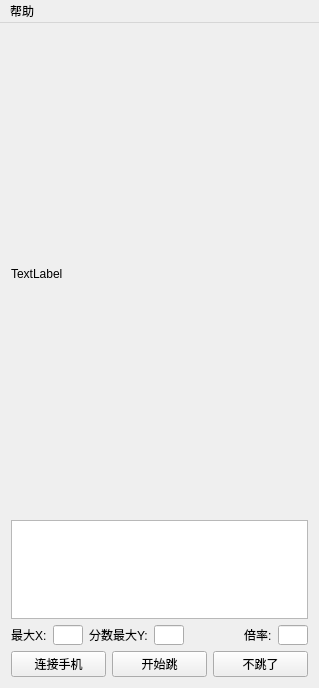
Before: the Qt Designer form mainwindow.ui in dengxinggao/OpencvQtTiaoyiTiaoHelp, drawn with Qt 5.
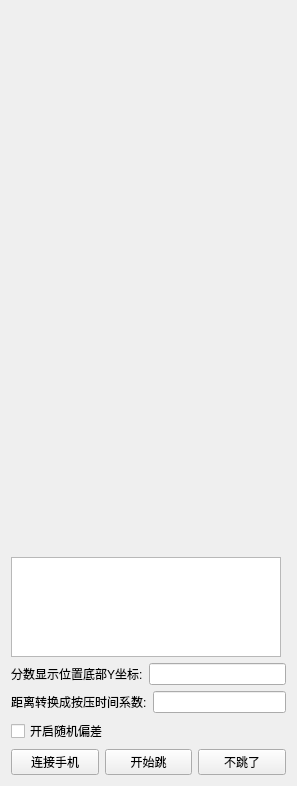
After: the same form once the commit is applied. Icons and pictures are not drawn.

Commit message:
引入多线程，优化算法，加入目标点随机偏差功能
引入多线程，优化算法，加入目标点随机偏差功能

Patch:
```diff
--- a/mainwindow.ui
+++ b/mainwindow.ui
@@ -6,8 +6,8 @@
    <rect>
     <x>0</x>
     <y>0</y>
-    <width>319</width>
-    <height>688</height>
+    <width>297</width>
+    <height>773</height>
    </rect>
   </property>
   <property name="windowTitle">
@@ -20,127 +20,65 @@
       <property name="minimumSize">
        <size>
         <width>270</width>
-        <height>480</height>
+        <height>540</height>
        </size>
       </property>
       <property name="maximumSize">
        <size>
         <width>270</width>
-        <height>480</height>
+        <height>540</height>
        </size>
       </property>
       <property name="text">
-       <string>TextLabel</string>
+       <string/>
       </property>
      </widget>
     </item>
     <item>
      <widget class="QTextBrowser" name="textBrowser">
+      <property name="minimumSize">
+       <size>
+        <width>270</width>
+        <height>100</height>
+       </size>
+      </property>
       <property name="maximumSize">
        <size>
-        <width>16777215</width>
+        <width>270</width>
         <height>100</height>
        </size>
       </property>
      </widget>
     </item>
     <item>
-     <layout class="QHBoxLayout" name="horizontalLayout_2">
+     <layout class="QHBoxLayout" name="horizontalLayout_3">
       <item>
        <widget class="QLabel" name="label_2">
-        <property name="maximumSize">
-         <size>
-          <width>40</width>
-          <height>16777215</height>
-         </size>
-        </property>
         <property name="text">
-         <string>最大X:</string>
-        </property>
-       </widget>
-      </item>
-      <item>
-       <widget class="QLineEdit" name="lineEdit_MaxX">
-        <property name="maximumSize">
-         <size>
-          <width>30</width>
-          <height>20</height>
-         </size>
-        </property>
-        <property name="toolTip">
-         <string>&lt;html&gt;&lt;head/&gt;&lt;body&gt;&lt;p&gt;分辨率X值，比如分辨率1080*1920，此处填1080&lt;/p&gt;&lt;/body&gt;&lt;/html&gt;</string>
-        </property>
-        <property name="whatsThis">
-         <string>&lt;html&gt;&lt;head/&gt;&lt;body&gt;&lt;p&gt;&lt;br/&gt;&lt;/p&gt;&lt;/body&gt;&lt;/html&gt;</string>
-        </property>
-        <property name="text">
-         <string/>
-        </property>
-       </widget>
-      </item>
-      <item>
-       <widget class="QLabel" name="label_4">
-        <property name="maximumSize">
-         <size>
-          <width>70</width>
-          <height>16777215</height>
-         </size>
-        </property>
-        <property name="text">
-         <string>分数最大Y:</string>
+         <string>分数显示位置底部Y坐标:</string>
         </property>
        </widget>
       </item>
       <item>
        <widget class="QLineEdit" name="lineEdit_Feny">
-        <property name="maximumSize">
-         <size>
-          <width>30</width>
-          <height>20</height>
-         </size>
-        </property>
         <property name="toolTip">
-         <string>&lt;html&gt;&lt;head/&gt;&lt;body&gt;&lt;p&gt;显示分数位置的底部Y值&lt;/p&gt;&lt;p&gt;从游戏截图中找&lt;br/&gt;&lt;/p&gt;&lt;p&gt;&lt;img src=&quot;:/imge/screen.png&quot;/&gt;&lt;/p&gt;&lt;/body&gt;&lt;/html&gt;</string>
-        </property>
-        <property name="text">
-         <string/>
+         <string>&lt;html&gt;&lt;head/&gt;&lt;body&gt;&lt;p&gt;该值为分数显示位置底部的Y坐标&lt;/p&gt;&lt;p&gt;用画图程序打开截图就能找出&lt;/p&gt;&lt;p&gt;&lt;img src=&quot;:/imge/help.png&quot;/&gt;&lt;/p&gt;&lt;/body&gt;&lt;/html&gt;</string>
         </property>
        </widget>
       </item>
-      <item>
-       <spacer name="horizontalSpacer">
-        <property name="orientation">
-         <enum>Qt::Horizontal</enum>
-        </property>
-        <property name="sizeHint" stdset="0">
-         <size>
-          <width>40</width>
-          <height>20</height>
-         </size>
-        </property>
-       </spacer>
-      </item>
+     </layout>
+    </item>
+    <item>
+     <layout class="QHBoxLayout" name="horizontalLayout_2">
       <item>
        <widget class="QLabel" name="label_3">
-        <property name="maximumSize">
-         <size>
-          <width>30</width>
-          <height>16777215</height>
-         </size>
-        </property>
         <property name="text">
-         <string>倍率:</string>
+         <string>距离转换成按压时间系数:</string>
         </property>
        </widget>
       </item>
       <item>
        <widget class="QLineEdit" name="lineEdit_Beilv">
-        <property name="maximumSize">
-         <size>
-          <width>30</width>
-          <height>20</height>
-         </size>
-        </property>
         <property name="toolTip">
          <string>&lt;html&gt;&lt;head/&gt;&lt;body&gt;&lt;p&gt;此处填距离与时间的转换关系，分辨率1080*1920，此处填1.38，其他手机，自己自行调试&lt;/p&gt;&lt;/body&gt;&lt;/html&gt;</string>
         </property>
@@ -148,16 +86,17 @@
       </item>
      </layout>
     </item>
+    <item>
+     <widget class="QCheckBox" name="checkBox">
+      <property name="text">
+       <string>开启随机偏差</string>
+      </property>
+     </widget>
+    </item>
     <item>
      <layout class="QHBoxLayout" name="horizontalLayout">
       <item>
-       <widget class="QPushButton" name="pushButton">
-        <property name="maximumSize">
-         <size>
-          <width>100</width>
-          <height>16777215</height>
-         </size>
-        </property>
+       <widget class="QPushButton" name="pushButton_connect">
         <property name="text">
          <string>连接手机</string>
         </property>
@@ -165,12 +104,6 @@
       </item>
       <item>
        <widget class="QPushButton" name="pushButton_start">
-        <property name="maximumSize">
-         <size>
-          <width>200</width>
-          <height>16777215</height>
-         </size>
-        </property>
         <property name="text">
          <string>开始跳</string>
         </property>
@@ -178,12 +111,6 @@
       </item>
       <item>
        <widget class="QPushButton" name="pushButton_stop">
-        <property name="maximumSize">
-         <size>
-          <width>100</width>
-          <height>16777215</height>
-         </size>
-        </property>
         <property name="text">
          <string>不跳了</string>
         </property>
@@ -193,28 +120,6 @@
     </item>
    </layout>
   </widget>
-  <widget class="QMenuBar" name="menuBar">
-   <property name="geometry">
-    <rect>
-     <x>0</x>
-     <y>0</y>
-     <width>319</width>
-     <height>26</height>
-    </rect>
-   </property>
-   <widget class="QMenu" name="menu">
-    <property name="title">
-     <string>帮助</string>
-    </property>
-    <addaction name="actionAboutset"/>
-   </widget>
-   <addaction name="menu"/>
-  </widget>
-  <action name="actionAboutset">
-   <property name="text">
-    <string>设置说明</string>
-   </property>
-  </action>
  </widget>
  <layoutdefault spacing="6" margin="11"/>
  <resources/>
```
Left out of the diff: 2 changed lines with no effect on the pictures. The commit also changes 8 other files.
